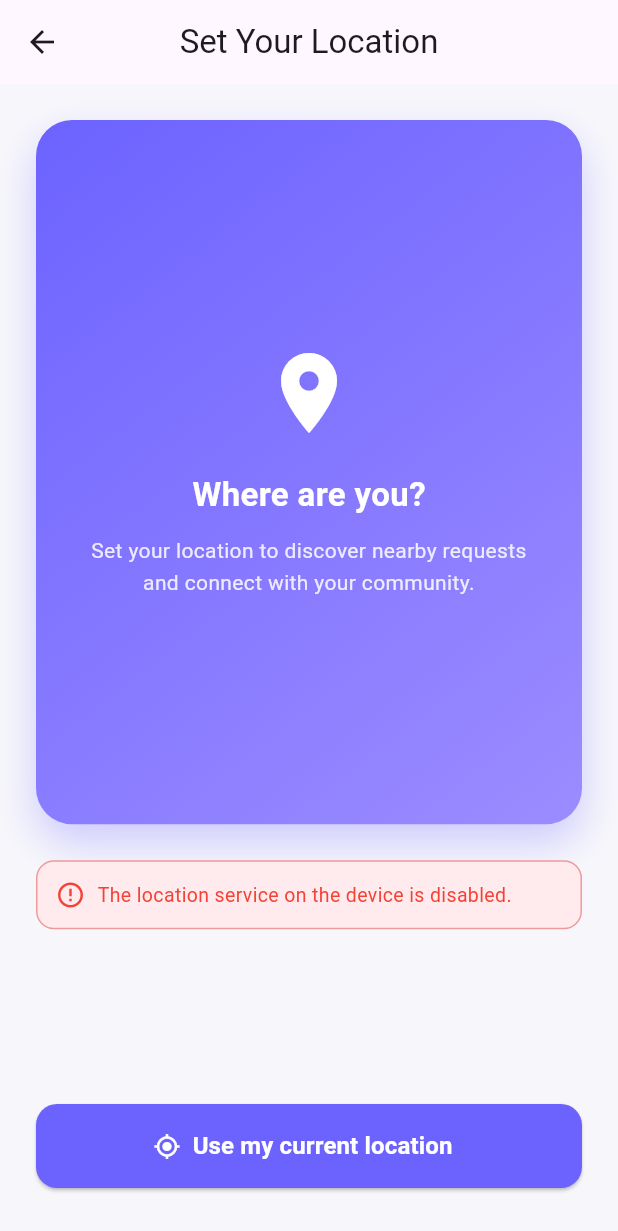
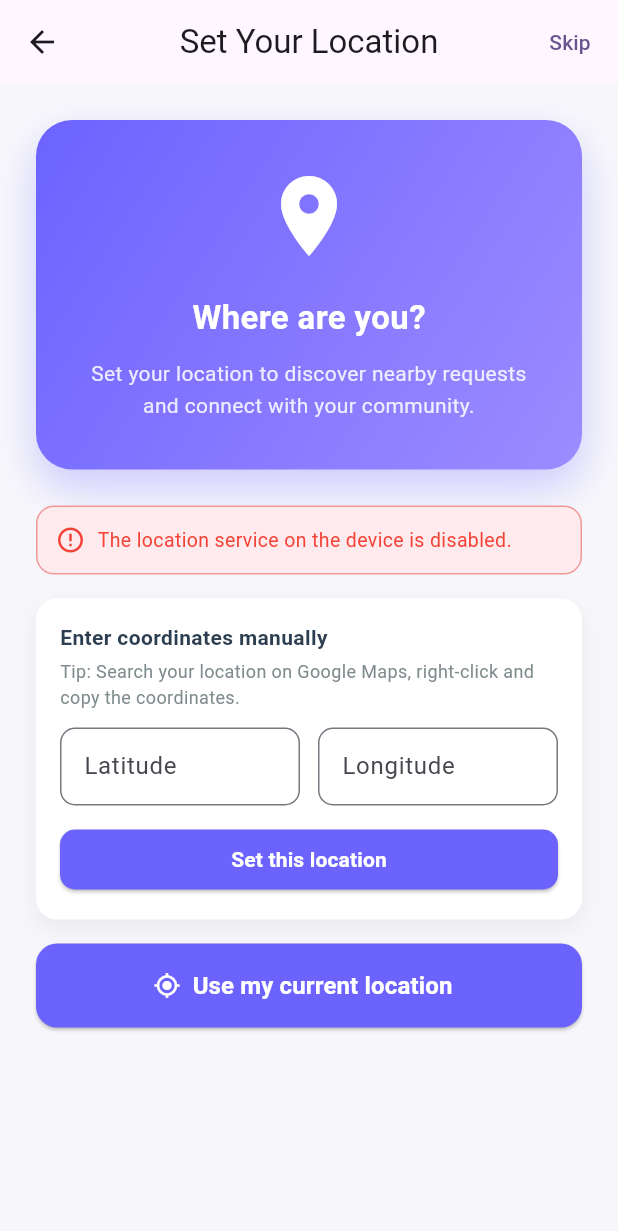
Before and after one commit to OmChauhan07/LinkHood, a Flutter app: the LocationPickerPage screen opened by its route, after a tap on "Use my current location", on a phone screen of 412 x 824 dp. Shown: the top 1231 px of the screen. Run offline on Flutter 3.47's test engine with Material 3 defaults, Android fonts, the phone set to English and light mode, and no system bars; our stand-ins replace geocoding, geolocator, shared_preferences; accounts and stored records are empty.

Commit message:
fixed location selection page

```diff
--- a/linkhood/lib/pages/location_picker_page.dart
+++ b/linkhood/lib/pages/location_picker_page.dart
@@ -17,6 +17,16 @@ class _LocationPickerPageState extends State<LocationPickerPage> {
   double? _lng;
   String? _errorMessage;
   double _radius = 1000; // default 1km
+  bool _showManualInput = false;
+  final _latController = TextEditingController();
+  final _lngController = TextEditingController();
+
+  @override
+  void dispose() {
+    _latController.dispose();
+    _lngController.dispose();
+    super.dispose();
+  }
 
   Future<void> _detectLocation() async {
     setState(() {
@@ -41,8 +51,38 @@ class _LocationPickerPageState extends State<LocationPickerPage> {
       setState(() {
         _errorMessage = e.toString().replaceFirst('Exception: ', '');
         _isLoading = false;
+        _showManualInput = true; // Show manual input on GPS failure
       });
     }
+  }
+
+  Future<void> _applyManualLocation() async {
+    final lat = double.tryParse(_latController.text);
+    final lng = double.tryParse(_lngController.text);
+
+    if (lat == null || lng == null) {
+      setState(() => _errorMessage = 'Please enter valid latitude and longitude values.');
+      return;
+    }
+
+    if (lat < -90 || lat > 90 || lng < -180 || lng > 180) {
+      setState(() => _errorMessage = 'Latitude must be -90 to 90, longitude -180 to 180.');
+      return;
+    }
+
+    setState(() {
+      _isLoading = true;
+      _errorMessage = null;
+    });
+
+    final address = await _locationService.getAddressFromCoordinates(lat, lng);
+
+    setState(() {
+      _lat = lat;
+      _lng = lng;
+      _address = address;
+      _isLoading = false;
+    });
   }
 
   Future<void> _confirmLocation() async {
@@ -82,7 +122,6 @@ class _LocationPickerPageState extends State<LocationPickerPage> {
         title: const Text('Set Your Location'),
         centerTitle: true,
         actions: [
-          if (_lat != null)
           TextButton(
             onPressed: () => Navigator.of(context).pushReplacementNamed('/home'),
             child: const Text('Skip'),
@@ -90,14 +129,13 @@ class _LocationPickerPageState extends State<LocationPickerPage> {
         ],
       ),
       body: SafeArea(
-        child: Padding(
+        child: SingleChildScrollView(
           padding: const EdgeInsets.fromLTRB(24, 24, 24, 32),
           child: Column(
             children: [
               // Hero illustration area
-              Expanded(
-                flex: 3,
-                child: Container(
+              Container(
+                width: double.infinity,
                 padding: const EdgeInsets.all(32),
                 decoration: BoxDecoration(
                   gradient: const LinearGradient(
@@ -158,7 +196,6 @@ class _LocationPickerPageState extends State<LocationPickerPage> {
                   ],
                 ),
               ),
-              ),
 
               const SizedBox(height: 24),
 
@@ -185,6 +222,94 @@ class _LocationPickerPageState extends State<LocationPickerPage> {
                     ],
                   ),
                 ),
+
+              // Manual coordinate input (shown on GPS failure or toggle)
+              if (_showManualInput) ...[
+                Container(
+                  padding: const EdgeInsets.all(16),
+                  decoration: BoxDecoration(
+                    color: Colors.white,
+                    borderRadius: BorderRadius.circular(14),
+                    boxShadow: [
+                      BoxShadow(
+                        color: Colors.black.withOpacity(0.05),
+                        blurRadius: 12,
+                        offset: const Offset(0, 6),
+                      ),
+                    ],
+                  ),
+                  child: Column(
+                    crossAxisAlignment: CrossAxisAlignment.start,
+                    children: [
+                      const Text(
+                        'Enter coordinates manually',
+                        style: TextStyle(
+                          fontSize: 14,
+                          fontWeight: FontWeight.w600,
+                          color: Color(0xFF2C3E50),
+                        ),
+                      ),
+                      const SizedBox(height: 4),
+                      const Text(
+                        'Tip: Search your location on Google Maps, right-click and copy the coordinates.',
+                        style: TextStyle(fontSize: 12, color: Color(0xFF7F8C8D)),
+                      ),
+                      const SizedBox(height: 12),
+                      Row(
+                        children: [
+                          Expanded(
+                            child: TextField(
+                              controller: _latController,
+                              keyboardType: const TextInputType.numberWithOptions(decimal: true, signed: true),
+                              decoration: InputDecoration(
+                                labelText: 'Latitude',
+                                hintText: 'e.g. 23.0225',
+                                border: OutlineInputBorder(
+                                  borderRadius: BorderRadius.circular(10),
+                                ),
+                                contentPadding: const EdgeInsets.symmetric(horizontal: 12, vertical: 14),
+                              ),
+                            ),
+                          ),
+                          const SizedBox(width: 12),
+                          Expanded(
+                            child: TextField(
+                              controller: _lngController,
+                              keyboardType: const TextInputType.numberWithOptions(decimal: true, signed: true),
+                              decoration: InputDecoration(
+                                labelText: 'Longitude',
+                                hintText: 'e.g. 72.5714',
+                                border: OutlineInputBorder(
+                                  borderRadius: BorderRadius.circular(10),
+                                ),
+                                contentPadding: const EdgeInsets.symmetric(horizontal: 12, vertical: 14),
+                              ),
+                            ),
+                          ),
+                        ],
+                      ),
+                      const SizedBox(height: 12),
+                      SizedBox(
+                        width: double.infinity,
+                        child: ElevatedButton(
+                          onPressed: _isLoading ? null : _applyManualLocation,
+                          style: ElevatedButton.styleFrom(
+                            backgroundColor: const Color(0xFF6C63FF),
+                            shape: RoundedRectangleBorder(
+                              borderRadius: BorderRadius.circular(10),
+                            ),
+                          ),
+                          child: const Text(
+                            'Set this location',
+                            style: TextStyle(color: Colors.white, fontWeight: FontWeight.w600),
+                          ),
+                        ),
+                      ),
+                    ],
+                  ),
+                ),
+                const SizedBox(height: 16),
+              ],
 
               // Radius slider
               if (_lat != null) ...[
@@ -247,11 +372,6 @@ class _LocationPickerPageState extends State<LocationPickerPage> {
               ],
 
               // Buttons
-              Expanded(
-                flex: 1,
-                child: Column(
-                  mainAxisAlignment: MainAxisAlignment.end,
-                  children: [
               // Detect location button
               SizedBox(
                 width: double.infinity,
@@ -291,6 +411,14 @@ class _LocationPickerPageState extends State<LocationPickerPage> {
                 ),
               ),
 
+              // Manual input toggle
+              if (!_showManualInput)
+                TextButton.icon(
+                  onPressed: () => setState(() => _showManualInput = true),
+                  icon: const Icon(Icons.edit_location_alt, size: 18),
+                  label: const Text('Enter coordinates manually'),
+                ),
+
               if (_lat != null) ...[
                 const SizedBox(height: 12),
                 // Confirm button
@@ -328,9 +456,6 @@ class _LocationPickerPageState extends State<LocationPickerPage> {
             ],
           ),
         ),
-            ],
-          ),
-        ),
       ),
     );
   }
```
Lines whose indentation alone changed are shown as unchanged.
